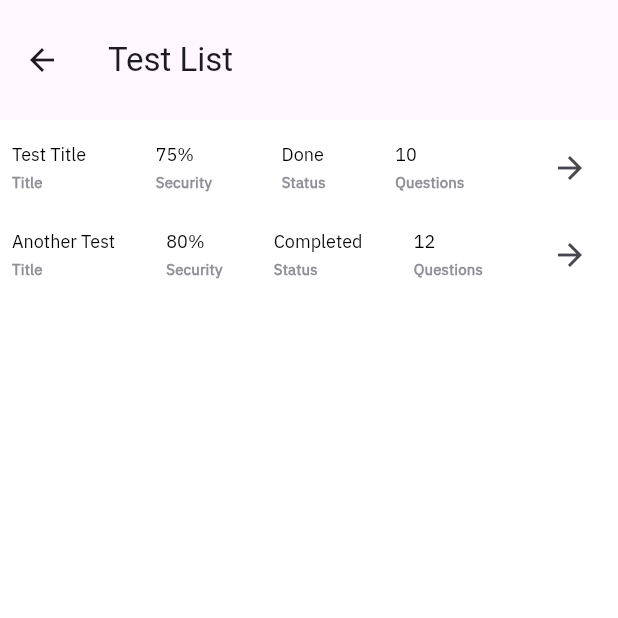
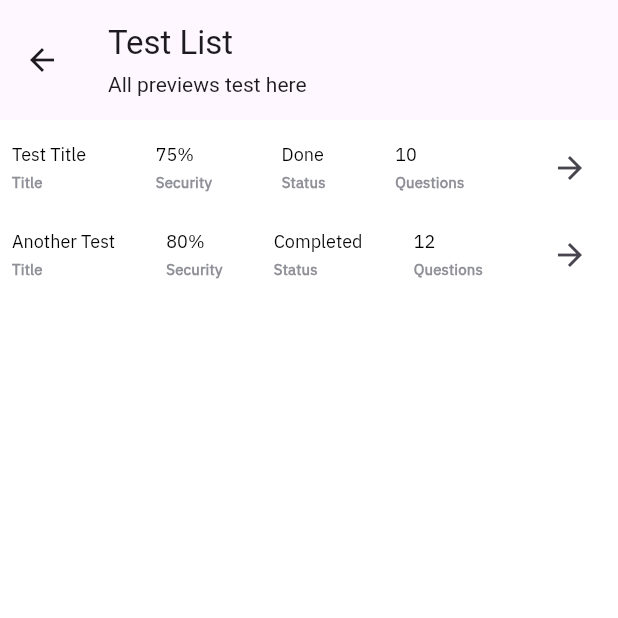
Before and after one commit to yousifdahabra/aegis-ai-app, a Flutter app: the TestList screen opened directly, on a phone screen of 412 x 824 dp, the top half of it. Run offline on Flutter 3.47's test engine with Material 3 defaults, Android fonts, the phone set to English and light mode, and no system bars; our stand-ins replace animate_do, smooth_page_indicator.

Commit message:
App - update TestList update AppBar add sub title

```diff
--- a/lib/views/list/test_list.dart
+++ b/lib/views/list/test_list.dart
@@ -27,6 +27,8 @@ class TestList extends StatelessWidget {
           crossAxisAlignment: CrossAxisAlignment.start,
           children: const [
             Text("Test List", style: TextStyle(fontSize: 22)),
+            SizedBox(height: 4),
+            Text("All previews test here", style: TextStyle(fontSize: 14)),
           ],
         ),
       ),
```
